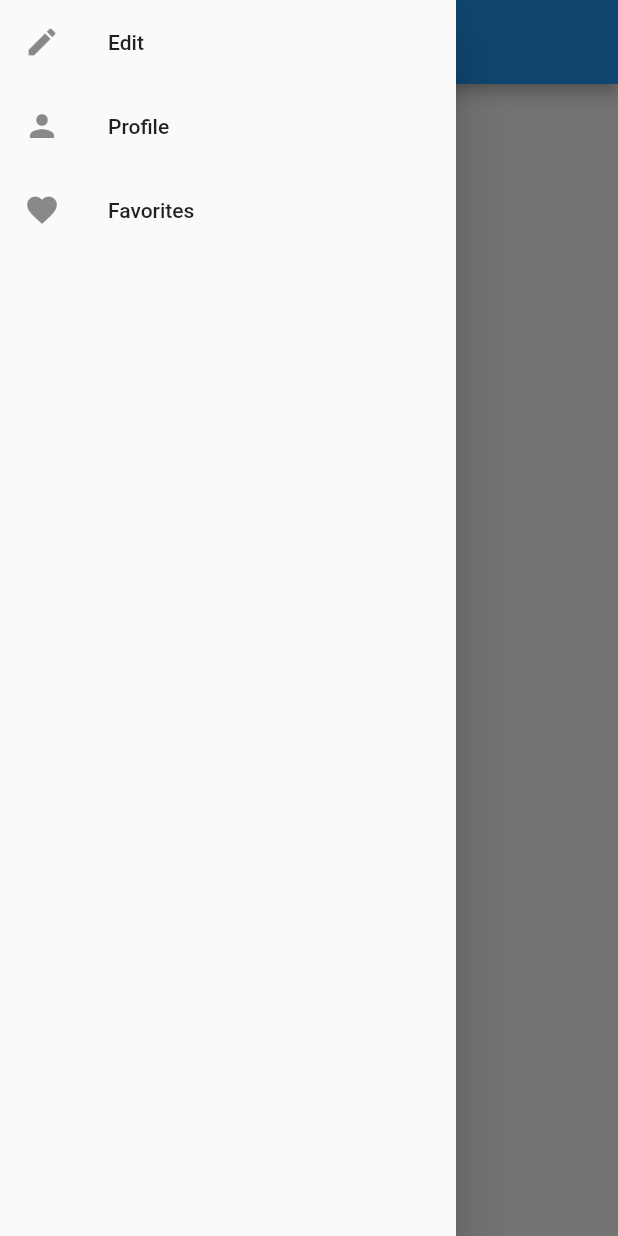
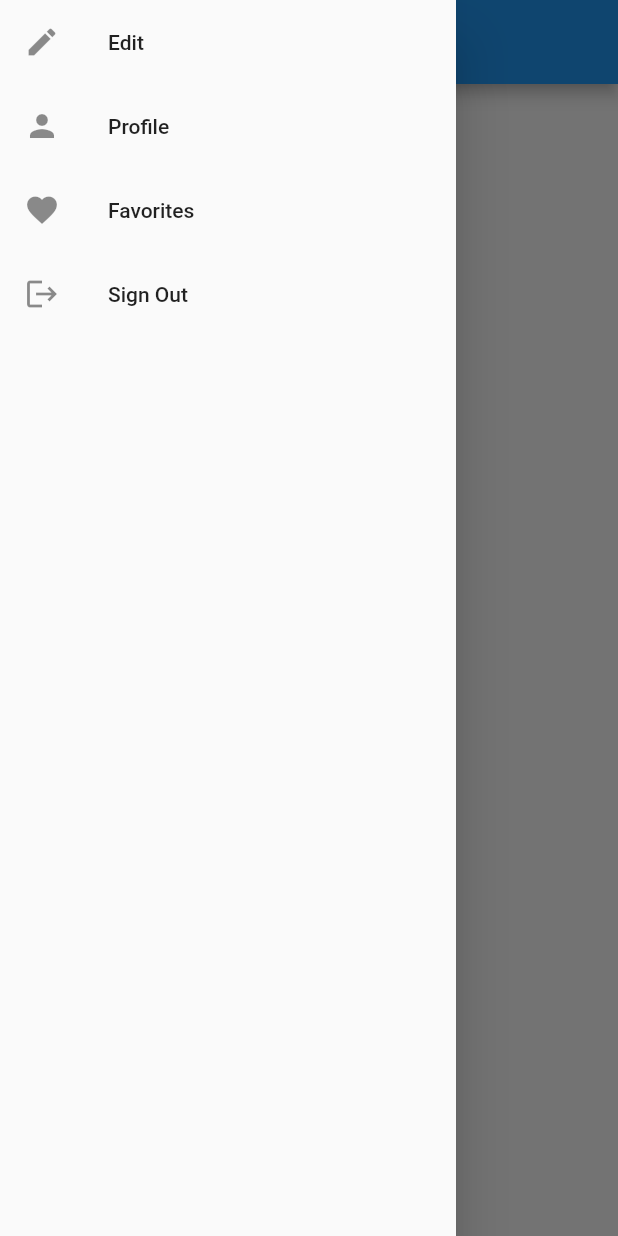
Before and after one commit to Nicolas-wrobel/MasyuPetanque, a Flutter app: the MainScreen screen opened directly, with the side drawer open, on a phone screen of 412 x 824 dp. Run offline on Flutter 3.47's test engine with Material 2 defaults, Android fonts, the phone set to English and light mode, and no system bars; drawn by our look-alikes of carousel_slider; our stand-ins replace firebase_auth, firebase_core, firebase_database, google_sign_in; accounts and stored records are empty.

Commit message:
signout added, but redirection is not working

```diff
--- a/masyu_petanque/lib/src/screens/home_screen.dart
+++ b/masyu_petanque/lib/src/screens/home_screen.dart
@@ -88,7 +88,9 @@ class MainScreen extends StatelessWidget {
           },
         ),
       ),
-      drawer: const DrawerMenu(),
+      drawer: DrawerMenu(
+        userRepository: userRepository,
+      ),
       body: CarouselWithFavorites(
         userRepository: userRepository,
         gameRepository: gameRepository,
--- a/masyu_petanque/lib/src/screens/startup_screen.dart
+++ b/masyu_petanque/lib/src/screens/startup_screen.dart
@@ -1,6 +1,5 @@
 import 'package:firebase_auth/firebase_auth.dart';
 import 'package:flutter/material.dart';
-import 'package:google_fonts/google_fonts.dart';
 import 'package:masyu_petanque/src/repositories/authentication/user_repository.dart';
 import 'package:masyu_petanque/src/screens/home_screen.dart';
 
@@ -33,8 +32,7 @@ class StartupScreen extends StatelessWidget {
 
   @override
   Widget build(BuildContext context) {
-    return MaterialApp(
-      home: Material(
+    return Material(
       color: Colors.white,
       child: SafeArea(
         child: Stack(
@@ -86,7 +84,6 @@ class StartupScreen extends StatelessWidget {
           ],
         ),
       ),
-      ),
     );
   }
 }
--- a/masyu_petanque/lib/src/widgets/burger_menu.dart
+++ b/masyu_petanque/lib/src/widgets/burger_menu.dart
@@ -1,9 +1,13 @@
 import 'package:flutter/material.dart';
+import 'package:masyu_petanque/src/repositories/authentication/user_repository.dart';
+import 'package:masyu_petanque/src/screens/startup_screen.dart';
 
 import '../screens/home_screen.dart';
 
 class DrawerMenu extends StatelessWidget {
-  const DrawerMenu({Key? key}) : super(key: key);
+  final UserRepository userRepository;
+
+  const DrawerMenu({Key? key, required this.userRepository}) : super(key: key);
 
   // Le menu tiroir avec les différentes options
   @override
@@ -40,6 +44,17 @@ class DrawerMenu extends StatelessWidget {
               favoritesFilterNotifier.value = !favoritesFilterNotifier.value;
             },
           ),
+          ListTile(
+            leading: const Icon(Icons.logout),
+            title: const Text('Sign Out'),
+            onTap: () async {
+              const rootRouteName = '/startup';
+              final navigator = Navigator.of(context);
+              await userRepository.signOut();
+              navigator.pushNamedAndRemoveUntil(rootRouteName,
+                  (route) => route.settings.name == rootRouteName);
+            },
+          ),
         ],
       ),
     );
```
Also changed, not shown: masyu_petanque/lib/main.dart (+18 -7 lines), masyu_petanque/lib/src/screens/map_creator_screen.dart (+5 -3 lines). Lines whose indentation alone changed are shown as unchanged.
